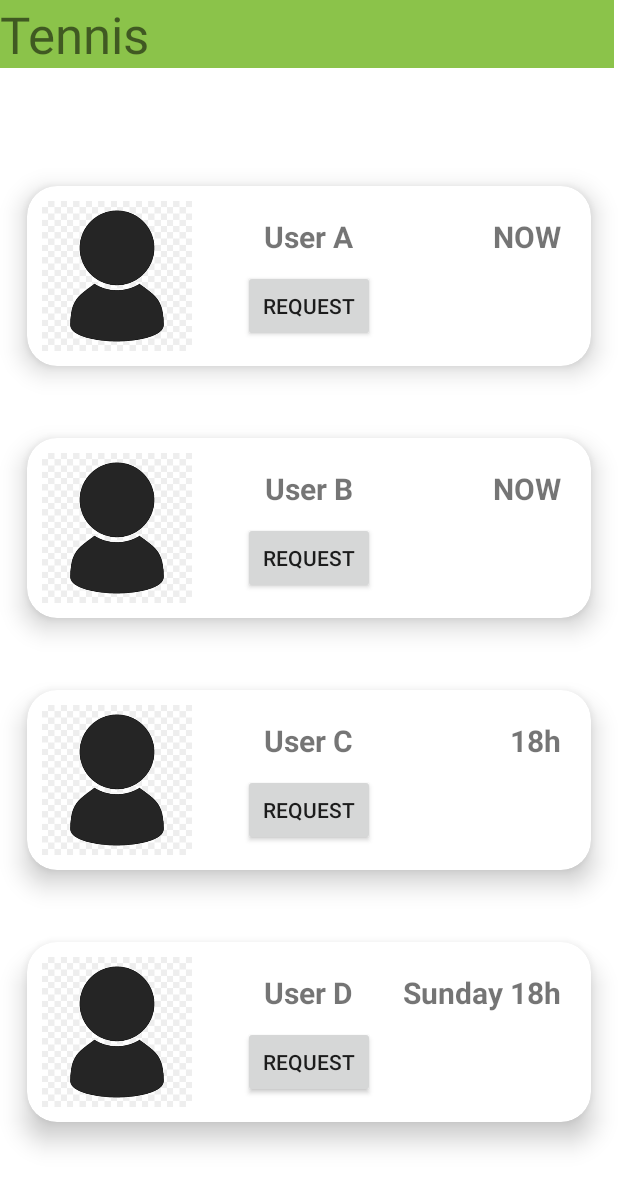
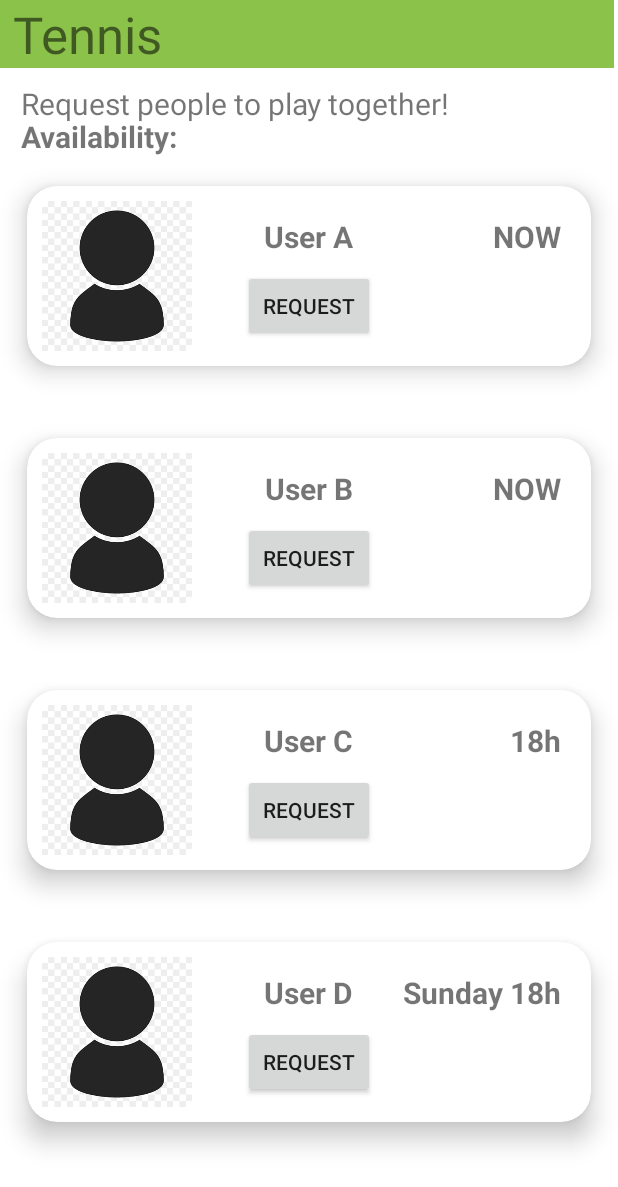
Before and after one commit to ferranjrr/Sports-Meet-Prototipe-App, an Android app: the screen it shows after launch (Sport), after a tap on "TENNIS", on a phone screen of 412 x 824 dp. Shown: the top 1187 px of the screen. Run offline under Robolectric (Android 15) with nearby library versions, the phone set to English and light mode, and no system bars; 1 other tap on this screen came first.

Commit message:
Add text Request and minor style modifications

```diff
--- a/app/src/main/java/com/example/myapplication/Sport.java
+++ b/app/src/main/java/com/example/myapplication/Sport.java
@@ -22,6 +22,6 @@ public class Sport extends Activity {
         String str = intent.getStringExtra("SportName");
 
         // display the string into textView
-        SportNameLabel.setText(str);
+        SportNameLabel.setText(" " + str);
     }
 }
--- a/app/src/main/res/layout/sport.xml
+++ b/app/src/main/res/layout/sport.xml
@@ -5,6 +5,30 @@
     android:layout_width="match_parent"
     android:layout_height="match_parent"
     tools:context=".Sport">
+
+    <TextView
+        android:id="@+id/Information"
+        android:layout_width="wrap_content"
+        android:layout_height="wrap_content"
+        android:layout_marginBottom="8dp"
+        android:text="   Request people to play together!"
+        android:textSize="20sp"
+        app:layout_constraintBottom_toTopOf="@+id/scrollView2"
+        app:layout_constraintTop_toBottomOf="@+id/SportName"
+        tools:ignore="MissingConstraints"
+        tools:layout_editor_absoluteX="156dp" />
+
+    <TextView
+        android:id="@+id/Availability"
+        android:layout_width="wrap_content"
+        android:layout_height="wrap_content"
+        android:text="   Availability:"
+        android:textSize="20sp"
+        android:textStyle="bold"
+        app:layout_constraintBottom_toTopOf="@+id/scrollView2"
+        app:layout_constraintTop_toBottomOf="@+id/Information"
+        tools:ignore="MissingConstraints"
+        tools:layout_editor_absoluteX="320dp" />
 
     <TextView
         android:id="@+id/SportName"
@@ -19,6 +43,7 @@
         tools:layout_editor_absoluteY="55dp" />
 
     <ScrollView
+        android:id="@+id/scrollView2"
         android:layout_width="match_parent"
         android:layout_height="match_parent"
         android:layout_marginTop="100dp"
@@ -272,4 +297,11 @@
         android:layout_height="wrap_content"
         android:orientation="vertical"
         app:layout_constraintGuide_begin="20dp" />
+
+    <androidx.constraintlayout.widget.Guideline
+        android:id="@+id/guideline3"
+        android:layout_width="wrap_content"
+        android:layout_height="wrap_content"
+        android:orientation="vertical"
+        app:layout_constraintGuide_begin="20dp" />
 </androidx.constraintlayout.widget.ConstraintLayout>
```
